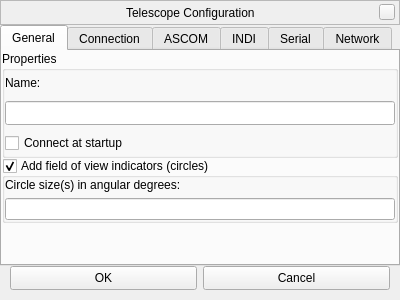
AlBannaTechno/stellarium, file plugins/TelescopeControl/src/gui/telescopePropertiesWindow.ui: the form before one commit.
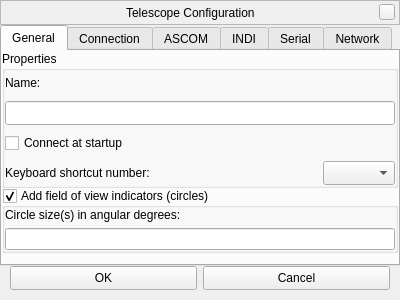
The form after the commit. The open tabs and pages were chosen to show the change. Custom widgets are drawn as their Qt base class.

Commit message: TelescopeControl: + hack to re-enable keyboard shortcuts

The edit to the form file:
```diff
--- a/plugins/TelescopeControl/src/gui/telescopePropertiesWindow.ui
+++ b/plugins/TelescopeControl/src/gui/telescopePropertiesWindow.ui
@@ -302,6 +302,33 @@
                 </property>
                </widget>
               </item>
+              <item>
+               <layout class="QHBoxLayout" name="horizontalLayout_4">
+                <item>
+                 <widget class="QLabel" name="labelShortcutNumber">
+                  <property name="sizePolicy">
+                   <sizepolicy hsizetype="Expanding" vsizetype="Preferred">
+                    <horstretch>0</horstretch>
+                    <verstretch>0</verstretch>
+                   </sizepolicy>
+                  </property>
+                  <property name="text">
+                   <string>Keyboard shortcut number:</string>
+                  </property>
+                 </widget>
+                </item>
+                <item>
+                 <widget class="QComboBox" name="comboBoxShortcutNumber">
+                  <property name="minimumSize">
+                   <size>
+                    <width>0</width>
+                    <height>24</height>
+                   </size>
+                  </property>
+                 </widget>
+                </item>
+               </layout>
+              </item>
              </layout>
             </widget>
            </item>
```
Left out of the diff: 4 changed lines with no effect on the pictures. The commit also changes 6 other files.
